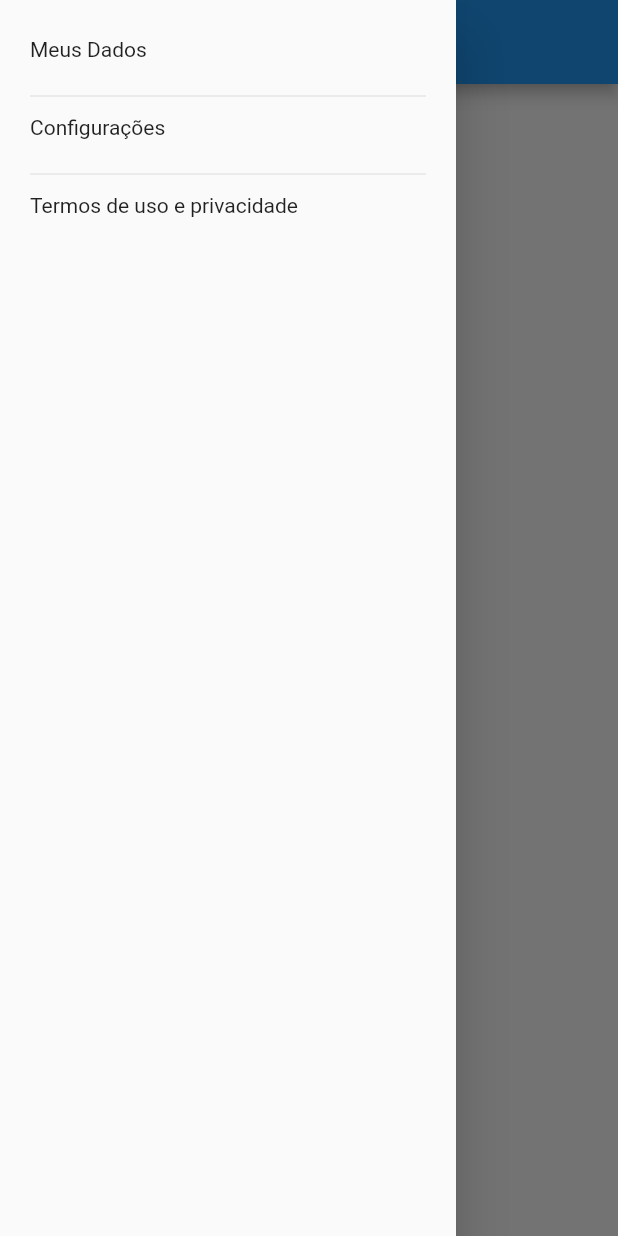
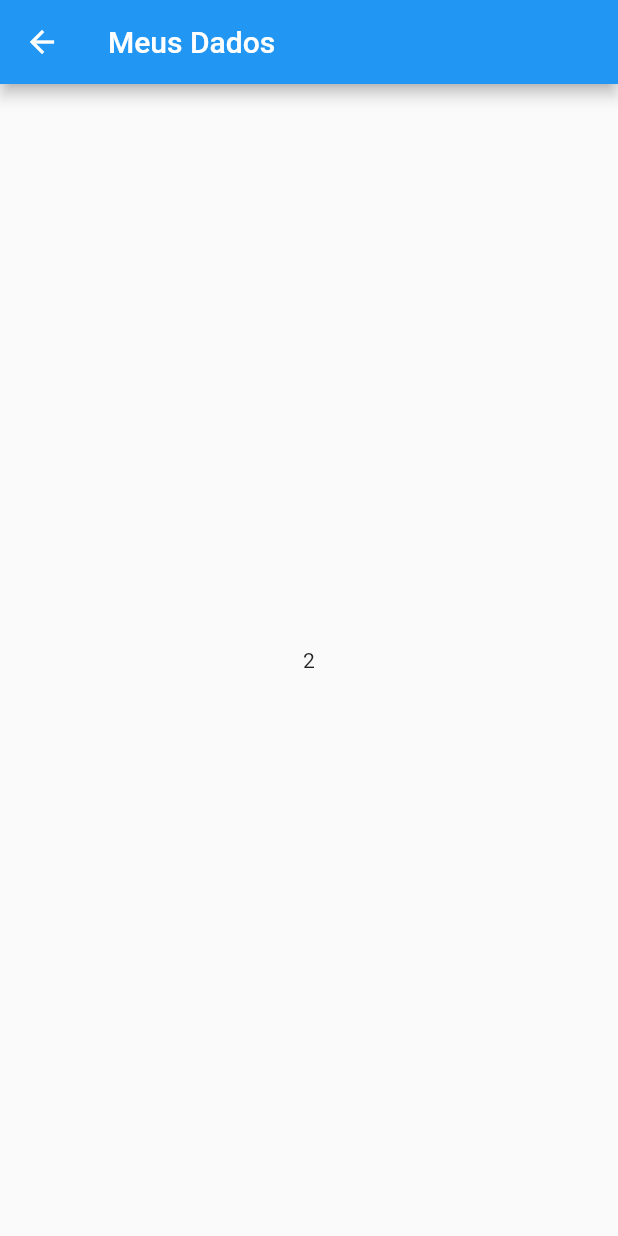
Before and after one commit to ashenOneDev/trilhaapp, a Flutter app: the MainPage screen opened directly, in the side drawer, after a tap on "Meus Dados", on a phone screen of 412 x 824 dp. Run offline on Flutter 3.47's test engine with Material 2 defaults, Android fonts, the phone set to English and light mode, and no system bars; network calls fail.

Commit message:
add pageView e bottomNavigationBar

```diff
--- /dev/null
+++ b/lib/pages/dados_cadastro_page.dart
@@ -0,0 +1,22 @@
+import 'package:flutter/material.dart';
+
+class DadosCadastroPage extends StatelessWidget {
+  final String texto;
+  final List<String> dados;
+  const DadosCadastroPage(
+      {super.key, required this.texto, required this.dados});
+
+  @override
+  Widget build(BuildContext context) {
+    return SafeArea(
+      child: Scaffold(
+        appBar: AppBar(
+          title: Text(texto),
+        ),
+        body: Center(
+          child: Text(dados.length.toString()),
+        ),
+      ),
+    );
+  }
+}
--- a/lib/pages/main_page.dart
+++ b/lib/pages/main_page.dart
@@ -1,4 +1,9 @@
 import 'package:flutter/material.dart';
+import 'package:trilhaap/pages/dados_cadastro_page.dart';
+import 'package:trilhaap/pages/three_page.dart';
+import 'package:trilhaap/pages/two_page.dart';
+
+import 'one_page.dart';
 
 class MainPage extends StatefulWidget {
   const MainPage({super.key});
@@ -8,6 +13,9 @@ class MainPage extends StatefulWidget {
 }
 
 class _MainPageState extends State<MainPage> {
+  PageController pageController = PageController(initialPage: 0);
+  int posicaoPagina = 0;
+
   @override
   Widget build(BuildContext context) {
     return SafeArea(
@@ -27,7 +35,16 @@ class _MainPageState extends State<MainPage> {
                           horizontal: 0, vertical: 5),
                       width: double.infinity,
                       child: const Text("Meus Dados")),
-                  onTap: () {},
+                  onTap: () {
+                    Navigator.pop(context);
+                    Navigator.push(
+                        context,
+                        MaterialPageRoute(
+                            builder: (context) => const DadosCadastroPage(
+                                  texto: "Meus Dados",
+                                  dados: ["Nome", "Endereço"],
+                                )));
+                  },
                 ),
                 const SizedBox(
                   height: 10,
@@ -57,6 +74,37 @@ class _MainPageState extends State<MainPage> {
             ),
           ),
         ),
+        body: Column(
+          children: [
+            Expanded(
+              child: PageView(
+                controller: pageController,
+                onPageChanged: (value) {
+                  setState(() {
+                    posicaoPagina = value;
+                  });
+                },
+                scrollDirection: Axis.vertical,
+                children: const [
+                  OnePage(),
+                  TwoPage(),
+                  ThreePage(),
+                ],
+              ),
+            ),
+            BottomNavigationBar(
+                onTap: (value) {
+                  pageController.jumpToPage(value);
+                },
+                currentIndex: posicaoPagina,
+                items: const [
+                  BottomNavigationBarItem(label: "One", icon: Icon(Icons.home)),
+                  BottomNavigationBarItem(label: "Two", icon: Icon(Icons.add)),
+                  BottomNavigationBarItem(
+                      label: "Three", icon: Icon(Icons.person))
+                ])
+          ],
+        ),
       ),
     );
   }
--- /dev/null
+++ b/lib/pages/one_page.dart
@@ -0,0 +1,17 @@
+import 'package:flutter/material.dart';
+
+class OnePage extends StatefulWidget {
+  const OnePage({super.key});
+
+  @override
+  State<OnePage> createState() => _OnePageState();
+}
+
+class _OnePageState extends State<OnePage> {
+  @override
+  Widget build(BuildContext context) {
+    return Container(
+      color: Colors.blueGrey,
+    );
+  }
+}
--- /dev/null
+++ b/lib/pages/three_page.dart
@@ -0,0 +1,17 @@
+import 'package:flutter/material.dart';
+
+class ThreePage extends StatefulWidget {
+  const ThreePage({super.key});
+
+  @override
+  State<ThreePage> createState() => _OnePageState();
+}
+
+class _OnePageState extends State<ThreePage> {
+  @override
+  Widget build(BuildContext context) {
+    return Container(
+      color: Colors.deepOrange,
+    );
+  }
+}
--- /dev/null
+++ b/lib/pages/two_page.dart
@@ -0,0 +1,17 @@
+import 'package:flutter/material.dart';
+
+class TwoPage extends StatefulWidget {
+  const TwoPage({super.key});
+
+  @override
+  State<TwoPage> createState() => _OnePageState();
+}
+
+class _OnePageState extends State<TwoPage> {
+  @override
+  Widget build(BuildContext context) {
+    return Container(
+      color: Colors.amberAccent,
+    );
+  }
+}
```
